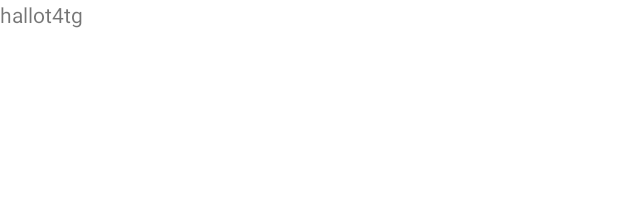
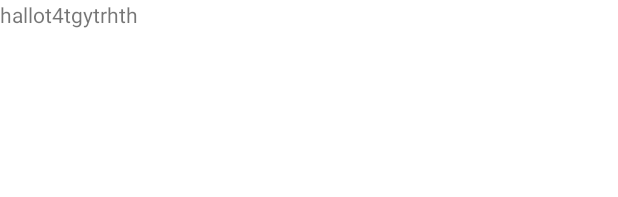
Before and after one commit to kukuh-biyantama/bawangmerahandroidkki, an Android app: the layout activity_main.xml on its own in the app's theme, with its tools: preview values and no code run, on a phone screen of 412 x 824 dp. Shown: the top 197 px of the screen. Run offline under Robolectric (Android 15) with nearby library versions, the phone set to English and light mode, and no system bars.

```diff
--- a/app/src/main/res/layout/activity_main.xml
+++ b/app/src/main/res/layout/activity_main.xml
@@ -9,5 +9,5 @@
         android:layout_width="match_parent"
         android:layout_height="wrap_content"
         tools:ignore="MissingConstraints"
-        android:text="hallot4tg"/>
+        android:text="hallot4tgytrhth"/>
 </androidx.constraintlayout.widget.ConstraintLayout>
```
